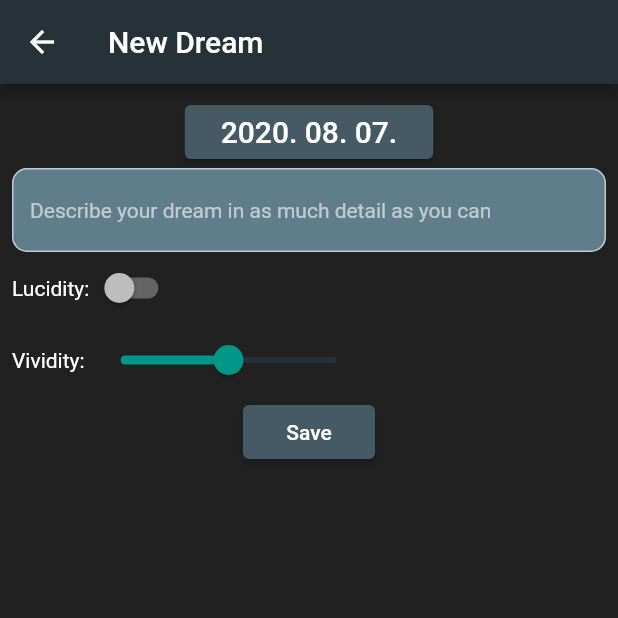
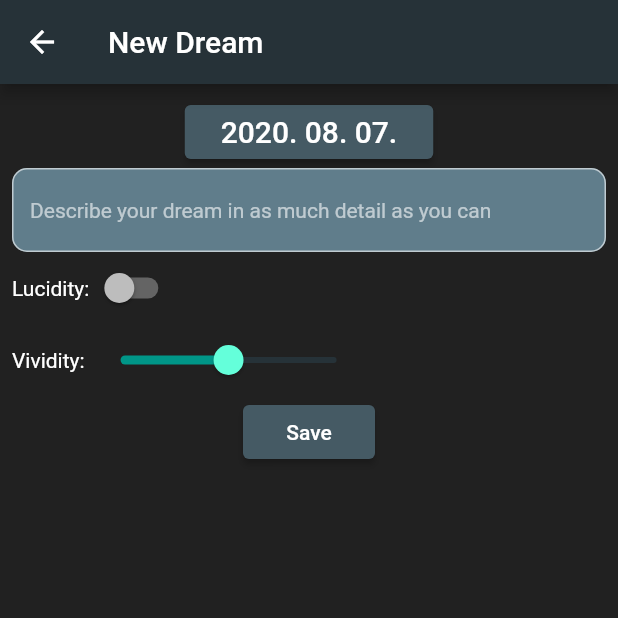
Before and after one commit to sn4k3ch4rm3r/Dream-Journal, a Flutter app: the screen it shows after launch, after a tap on the "add" icon, on a phone screen of 412 x 824 dp, the top half of it. Run offline on Flutter 3.47's test engine with Material 2 defaults, Android fonts, the light colour scheme and no system bars; our stand-ins replace sqflite; accounts and stored records are empty.

Commit message:
Changed slider thumb color

```diff
--- a/lib/ui/themes.dart
+++ b/lib/ui/themes.dart
@@ -28,7 +28,7 @@ class Themes {
       sliderTheme: SliderThemeData(
         activeTrackColor: Colors.teal,
         inactiveTrackColor: Colors.blueGrey[900],
-        thumbColor: Colors.teal,
+        thumbColor: Colors.tealAccent,
       ),
       dialogTheme: DialogTheme(
         titleTextStyle: TextStyle(
```
